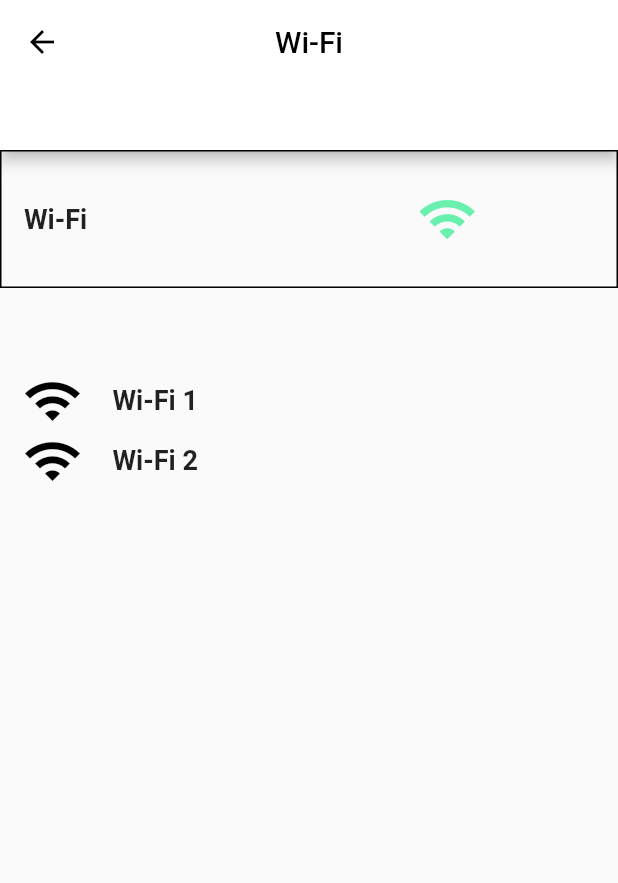
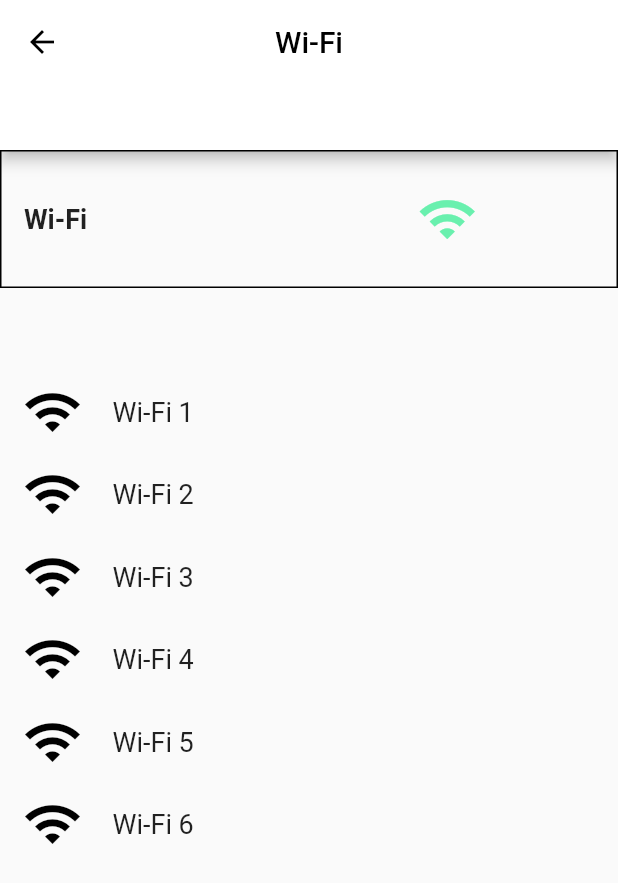
Before and after one commit to SmartMeat-UnB/smartmeat, a Flutter app: the TutorialScreen screen opened by its route, on a phone screen of 412 x 824 dp. Shown: the top 883 px of the screen. Run offline on Flutter 3.47's test engine with Material 2 defaults, Android fonts, the phone set to English and light mode, and no system bars; our stand-ins replace image_cropper, image_picker.

Commit message:
Inserindo rotas

```diff
--- a/lib/main.dart
+++ b/lib/main.dart
@@ -15,12 +15,13 @@ class MyApp extends StatelessWidget {
           '/resultado': (context) => ResultIA(),
           '/receita': (context) => Receita(),
           '/tutorial': (context) => TutorialScreen(),
+          '/tutorial1': (context) => TutorialWifi(),
         },
         title: 'Smart\n Meat',
         theme: ThemeData(
           primarySwatch: Colors.red,
         ),
         debugShowCheckedModeBanner: false,
-        home: TutorialWifi());
+        home: HomeTab());
   }
 }
--- a/lib/screens/tutorial_screen.dart
+++ b/lib/screens/tutorial_screen.dart
@@ -9,6 +9,7 @@ class TutorialScreen extends StatelessWidget {
                 children: <Widget>[
                   SizedBox(
                     width: 15,
+                    height: 55,
                   ),
                    Icon(
                       Icons.wifi,
@@ -19,7 +20,7 @@ class TutorialScreen extends StatelessWidget {
                      width: 20,
                   ),
                   Text("Wi-Fi $v",
-                    style: TextStyle(fontWeight: FontWeight.bold,fontSize: 18)),]
+                    style: TextStyle(fontSize: 18)),]
               );
     }
     return Scaffold(
@@ -78,11 +79,10 @@ class TutorialScreen extends StatelessWidget {
                       children: <Widget>[
                         _buildRow(1),
                         _buildRow(2),
-                        Row(),
-                        Row(),
-                        Row(),
-                        Row(),
-                        Row(),
+                        _buildRow(3),
+                        _buildRow(4),
+                        _buildRow(5),
+                        _buildRow(6),
                       ],
                     ),
                   )
```
Also changed, not shown: lib/widgets/bottom_app_bar.dart (+8 -4 lines).
